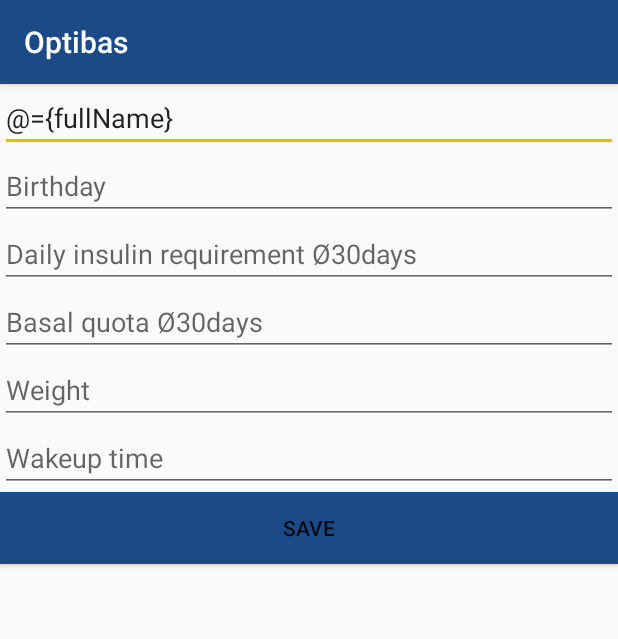
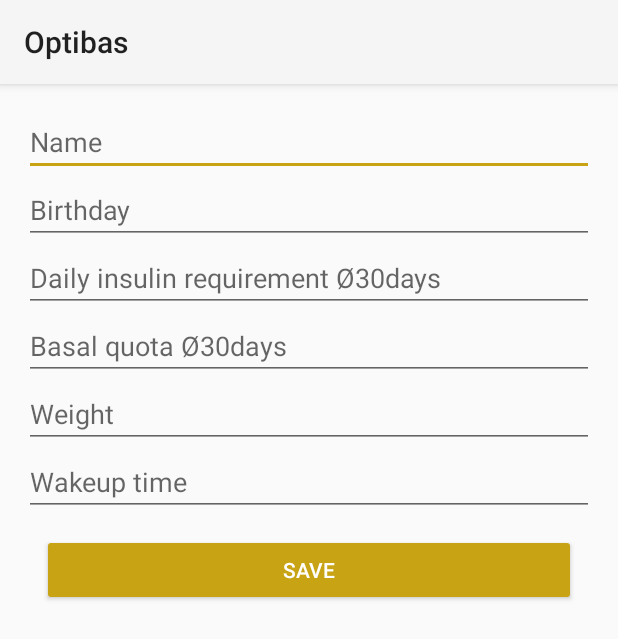
Before and after one commit to Saarpit/Optibas, an Android app: the screen it shows after launch (NewUserActivity), after a tap on an icon or button, on a phone screen of 412 x 824 dp. Shown: the top 639 px of the screen. Run offline under Robolectric (Android 15) with nearby library versions, the phone set to English and light mode, and no system bars; our stand-ins replace Room's generated code; libraries missing offline, so code that uses them is left out: android.arch.persistence, com.jjoe64.graphview.

Commit message:
Design der Auflistung etwas aufgehübscht

```diff
--- a/app/src/main/java/de/saarpit/optibas/UserListActivity.java
+++ b/app/src/main/java/de/saarpit/optibas/UserListActivity.java
@@ -36,8 +36,8 @@ public class UserListActivity extends AppCompatActivity {
         super.onCreate(savedInstanceState);
         setContentView(R.layout.activity_user_list);
 
-        Toolbar toolbar = (Toolbar) findViewById(R.id.toolbar);
-        setSupportActionBar(toolbar);
+        /*Toolbar toolbar = (Toolbar) findViewById(R.id.toolbar);
+        setSupportActionBar(toolbar);*/
 
         RecyclerView recyclerView = findViewById(R.id.recyclerview);
 
--- a/app/src/main/java/de/saarpit/optibas/ValuesActivity.java
+++ b/app/src/main/java/de/saarpit/optibas/ValuesActivity.java
@@ -52,8 +52,8 @@ public class ValuesActivity extends AppCompatActivity {
         super.onCreate(savedInstanceState);
         setContentView(R.layout.activity_values);
 
-        Toolbar toolbar = (Toolbar) findViewById(R.id.toolbar);
-        setSupportActionBar(toolbar);
+        /*Toolbar toolbar = (Toolbar) findViewById(R.id.toolbar);
+        setSupportActionBar(toolbar);*/
         // Create the adapter that will return a fragment for each of the three
         // primary sections of the activity.
         mSectionsPagerAdapter = new SectionsPagerAdapter(getSupportFragmentManager());
--- a/app/src/main/res/layout/activity_main.xml
+++ b/app/src/main/res/layout/activity_main.xml
@@ -2,10 +2,6 @@
 <layout xmlns:android="http://schemas.android.com/apk/res/android"
     xmlns:tools="http://schemas.android.com/tools"
     xmlns:app="http://schemas.android.com/apk/res-auto">
-
-    <data>
-        <variable name="fullName" type="String"/>
-    </data>
 
     <android.support.constraint.ConstraintLayout
         android:layout_width="match_parent"
@@ -30,7 +26,6 @@
                     android:layout_width="0dp"
                     android:layout_height="wrap_content"
                     android:hint="@string/activity_main_textFieldName"
-                    android:text="@={fullName}"
                     app:layout_constraintTop_toTopOf="parent"
                     app:layout_constraintLeft_toLeftOf="parent"
                     app:layout_constraintRight_toRightOf="parent"
--- a/app/src/main/res/layout/activity_new_user.xml
+++ b/app/src/main/res/layout/activity_new_user.xml
@@ -4,14 +4,14 @@
     xmlns:tools="http://schemas.android.com/tools"
     android:orientation="vertical"
     android:layout_width="match_parent"
-    android:layout_height="match_parent">
+    android:layout_height="match_parent"
+    android:padding="16dp">
 
     <EditText
         android:id="@+id/textFieldName"
         android:layout_width="match_parent"
         android:layout_height="wrap_content"
         android:hint="@string/activity_main_textFieldName"
-        android:text="@={fullName}"
         android:inputType="textPersonName"
         android:autofillHints=""
         tools:targetApi="o" />
@@ -66,7 +66,8 @@
         android:id="@+id/button_save"
         android:layout_width="match_parent"
         android:layout_height="wrap_content"
-        android:background="@color/primaryColor"
+        android:layout_margin="12dp"
+        style="@style/Widget.AppCompat.Button.Colored"
         android:text="@string/button_save" />
 
 </LinearLayout>
--- a/app/src/main/res/layout/content_user_list.xml
+++ b/app/src/main/res/layout/content_user_list.xml
@@ -12,7 +12,8 @@
         android:id="@+id/recyclerview"
         android:layout_width="match_parent"
         android:layout_height="match_parent"
-        android:background="@color/secondaryLightColor"
-        tools:listitem="@layout/recyclerview_item" />
+        tools:listitem="@layout/recyclerview_item"
+        android:padding="16dp"
+        android:clipToPadding="false"/>
 
 </android.support.constraint.ConstraintLayout>
--- a/app/src/main/res/values/styles.xml
+++ b/app/src/main/res/values/styles.xml
@@ -1,23 +1,4 @@
 <resources>
-
-    <!-- Base application theme. -->
-    <style name="AppTheme" parent="Theme.AppCompat.Light.DarkActionBar">
-        <!-- Customize your theme here. -->
-        <item name="colorPrimary">@color/primaryColor</item>
-        <item name="colorPrimaryDark">@color/primaryDarkColor</item>
-        <item name="colorAccent">@color/secondaryColor</item>
-        <item name="android:statusBarColor">@color/primaryColor</item>
-
-    </style>
-
-    <style name="AppTheme.NoActionBar">
-        <item name="windowActionBar">false</item>
-        <item name="windowNoTitle">true</item>
-    </style>
-
-    <style name="AppTheme.AppBarOverlay" parent="ThemeOverlay.AppCompat.Dark.ActionBar" />
-
-    <style name="AppTheme.PopupOverlay" parent="ThemeOverlay.AppCompat.Light" />
 
     <style name="user_title">
         <item name="android:layout_width">match_parent</item>
@@ -28,4 +9,10 @@
         <item name="android:paddingLeft">8dp</item>
     </style>
 
+    <style name="Optibas" parent="Theme.AppCompat.Light" >
+        <item name="android:colorAccent">#c8a415</item>
+        <item name="colorAccent">#c8a415</item>
+    </style>
+
+
 </resources>
```
Also changed, not shown: app/src/main/AndroidManifest.xml (+10 -9 lines), app/src/main/res/layout/activity_user_list.xml (+2 -15 lines), app/src/main/res/layout/activity_values.xml (+1 -14 lines), app/src/main/res/layout/recyclerview_item.xml (+89 -17 lines), app/src/main/res/values/colors.xml (+8 -7 lines).
